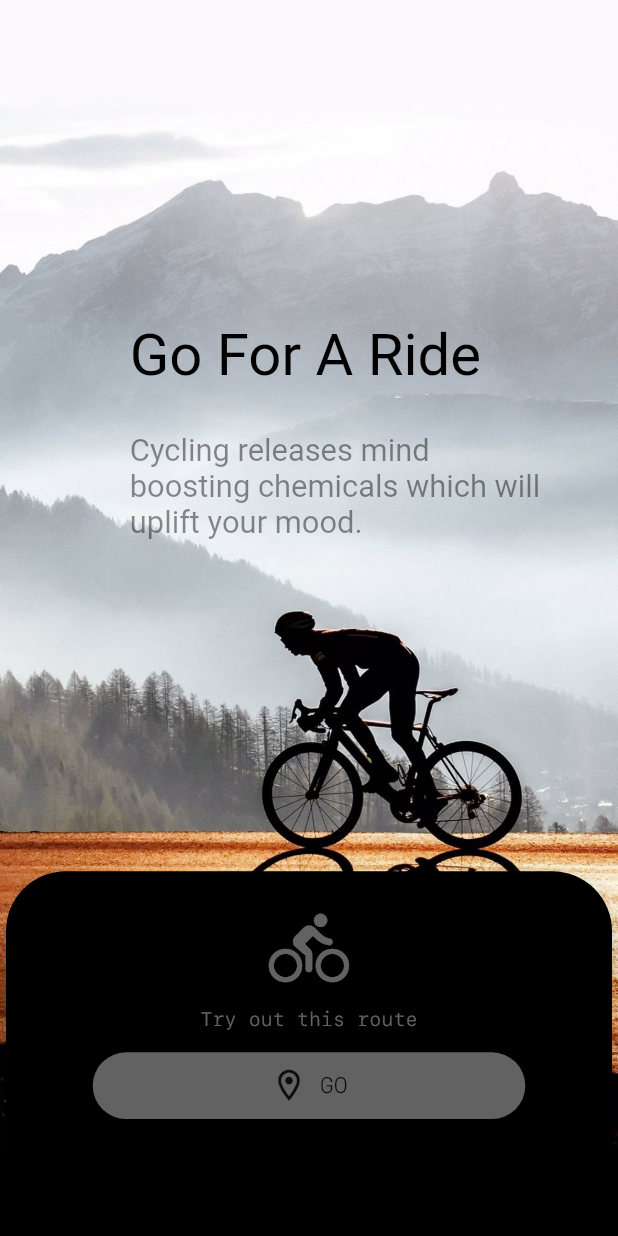
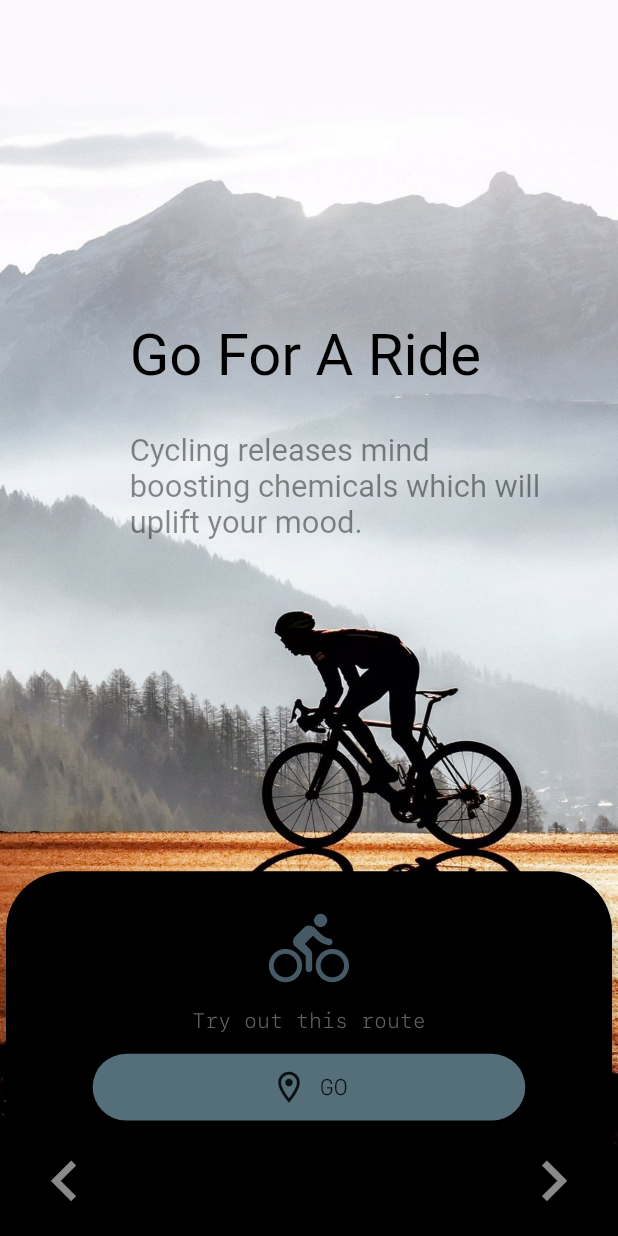
Before and after one commit to SashvDave/Kwit, a Flutter app: the sadScreen screen opened directly, on a phone screen of 412 x 824 dp. Run offline on Flutter 3.47's test engine with Material 2 defaults, Android fonts, the light colour scheme and no system bars; our stand-ins replace audioplayers, image_picker.

Commit message:
added front and back arrows

```diff
--- a/lib/screens/sad1.dart
+++ b/lib/screens/sad1.dart
@@ -1,4 +1,5 @@
 import 'dart:async';
+import 'package:kwit/main.dart';
 import 'package:url_launcher/url_launcher.dart';
 import 'package:http/http.dart' as http;
 import 'package:flutter/material.dart';
@@ -157,7 +158,7 @@ class Main extends State<sadScreen> {
           ),
         ),
         Container(
-            height: size.height * 0.3,
+            height: size.height * 0.35,
             width: size.width,
             margin:
                 EdgeInsets.fromLTRB(0, sizeheight(buildContext) * 0.7, 0, 0),
@@ -174,7 +175,7 @@ class Main extends State<sadScreen> {
                           20, sizeheight(buildContext) * 0.03, 20, 5),
                       child: new Center(
                           child: Icon(Icons.directions_bike_rounded,
-                              color: Colors.white38,
+                              color: Colors.blueGrey[700],
                               size: sizewidth(buildContext) * 0.13))),
                   Padding(
                       padding: EdgeInsets.fromLTRB(
@@ -183,9 +184,9 @@ class Main extends State<sadScreen> {
                           child: Text(
                         "Try out this route",
                         style: TextStyle(
-                            color: Colors.white38,
+                            color: Colors.grey[700],
                             fontFamily: 'SFMono',
-                            fontSize: 13),
+                            fontSize: 14),
                       ))),
                   Container(
                     height: sizeheight(buildContext) * 0.07,
@@ -193,7 +194,7 @@ class Main extends State<sadScreen> {
                     padding: EdgeInsets.fromLTRB(
                         0, sizeheight(buildContext) * 0.01, 0, 5),
                     child: RaisedButton.icon(
-                        color: Colors.white38,
+                      color: Colors.blueGrey[600],
                       onPressed: () {
                         _launchURL('N%20Abbott%20Ave');
                       },
@@ -215,7 +216,47 @@ class Main extends State<sadScreen> {
                             fontSize: 15,
                             fontFamily: 'SFMono'),
                       ),
-                      ))
+                    ),
+                  ),
+                  Row(
+                    mainAxisAlignment: MainAxisAlignment.spaceBetween,
+                    children: <Widget>[
+                      Container(
+                        alignment: Alignment.bottomLeft,
+                        padding: EdgeInsets.fromLTRB(
+                            sizewidth(buildContext) * 0.01,
+                            0,
+                            0,
+                            sizeheight(buildContext) * 0.0),
+                        child: IconButton(
+                          onPressed: () {
+                            Navigator.pop(buildContext);
+                          },
+                          icon: Icon(Icons.keyboard_arrow_left),
+                          color: Colors.white54,
+                          iconSize: sizewidth(buildContext) * 0.13,
+                        ),
+                      ),
+                      Container(
+                          alignment: Alignment.bottomRight,
+                          padding: EdgeInsets.fromLTRB(
+                              0,
+                              0,
+                              sizewidth(buildContext) * 0.01,
+                              sizeheight(buildContext) * 0.0),
+                          child: IconButton(
+                            onPressed: () {
+                              Navigator.push(
+                                  context,
+                                  MaterialPageRoute(
+                                      builder: (context) => sad1()));
+                            },
+                            icon: Icon(Icons.keyboard_arrow_right),
+                            color: Colors.white54,
+                            iconSize: sizewidth(buildContext) * 0.13,
+                          )),
+                    ],
+                  )
                 ],
               ),
             ))
```
Lines whose indentation alone changed are shown as unchanged.
